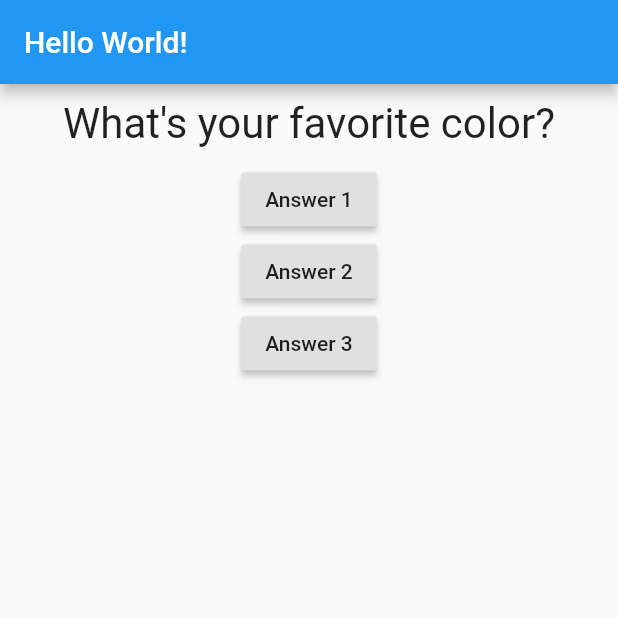
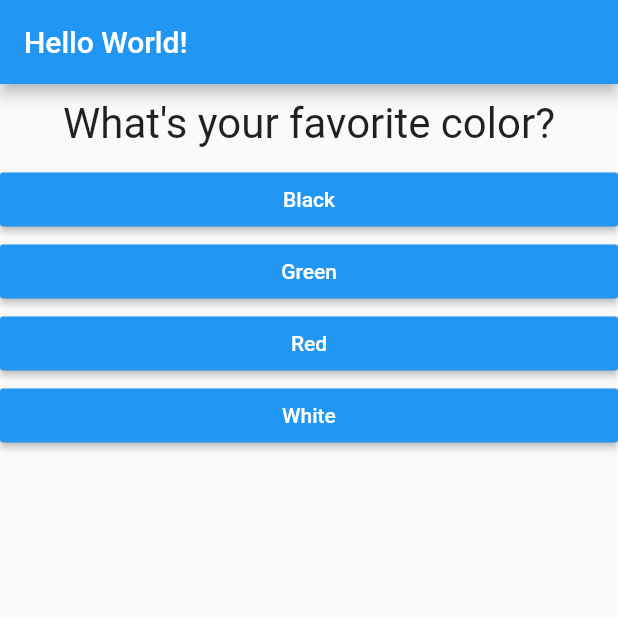
Before and after one commit to daboyyy/flutter-quiz-app, a Flutter app: the screen it shows after launch, on a phone screen of 412 x 824 dp, the top half of it. Run offline on Flutter 3.47's test engine with Material 2 defaults, Android fonts, the phone set to English and light mode, and no system bars.

Commit message:
feat: completed advanced flutter & basic dart

```diff
--- /dev/null
+++ b/lib/answer.dart
@@ -0,0 +1,21 @@
+import 'package:flutter/material.dart';
+
+class Answer extends StatelessWidget {
+  final VoidCallback _selectHandler;
+  final String _answerText;
+
+  Answer(this._selectHandler, this._answerText);
+
+  @override
+  Widget build(BuildContext context) {
+    return Container(
+      width: double.infinity,
+      child: RaisedButton(
+        child: Text(_answerText),
+        color: Colors.blue,
+        onPressed: _selectHandler,
+        textColor: Colors.white,
+      ),
+    );
+  }
+}
--- a/lib/main.dart
+++ b/lib/main.dart
@@ -1,5 +1,6 @@
 import 'package:flutter/material.dart';
 
+import './answer.dart';
 import './question.dart';
 void main() => runApp(MyApp());
 
@@ -11,20 +12,30 @@ class MyApp extends StatefulWidget {
 }
 
 class MyAppState extends State<MyApp> {
-  var questionIndex = 0;
+  var _questionIndex = 0;
 
-  void answerQuestion() {
+  void _answerQuestion() {
     setState(() {
-      questionIndex = questionIndex + 1;
+      _questionIndex = _questionIndex + 1;
     });
     print('Answer Chosen!');
   }
 
   @override
   Widget build(BuildContext context) {
-    var questions = [
-      'What\'s your favorite color?',
-      'What\'s your favorite animals?',
+    const questions = [
+      {
+        'questionText': 'What\'s your favorite color?',
+        'answers': ['Black', 'Green', 'Red', 'White'],
+      },
+      {
+        'questionText': 'What\'s your favorite animals?',
+        'answers': ['Elephant', 'Lion', 'Rabbit', 'Snake'],
+      },
+      {
+        'questionText': 'What\'s your favorite instructor?',
+        'answers': ['Max', 'Max', 'Max', 'Max'],
+      },
     ];
 
     return MaterialApp(home: Scaffold(
@@ -34,20 +45,11 @@ class MyAppState extends State<MyApp> {
       body: Column(
         children: [
           Question(
-            questions[questionIndex]
+            questions[_questionIndex]['questionText'] as String
           ),
-          RaisedButton(
-            child: Text('Answer 1'),
-            onPressed: answerQuestion
-          ),
-          RaisedButton(
-            child: Text('Answer 2'),
-            onPressed: answerQuestion
-          ),
-          RaisedButton(
-            child: Text('Answer 3'),
-            onPressed: answerQuestion
-          ),
+          ...(questions[_questionIndex]['answers'] as List<String>).map((answer) {
+            return Answer(_answerQuestion, answer);
+          }).toList()
         ],
       ),
     ));
```
